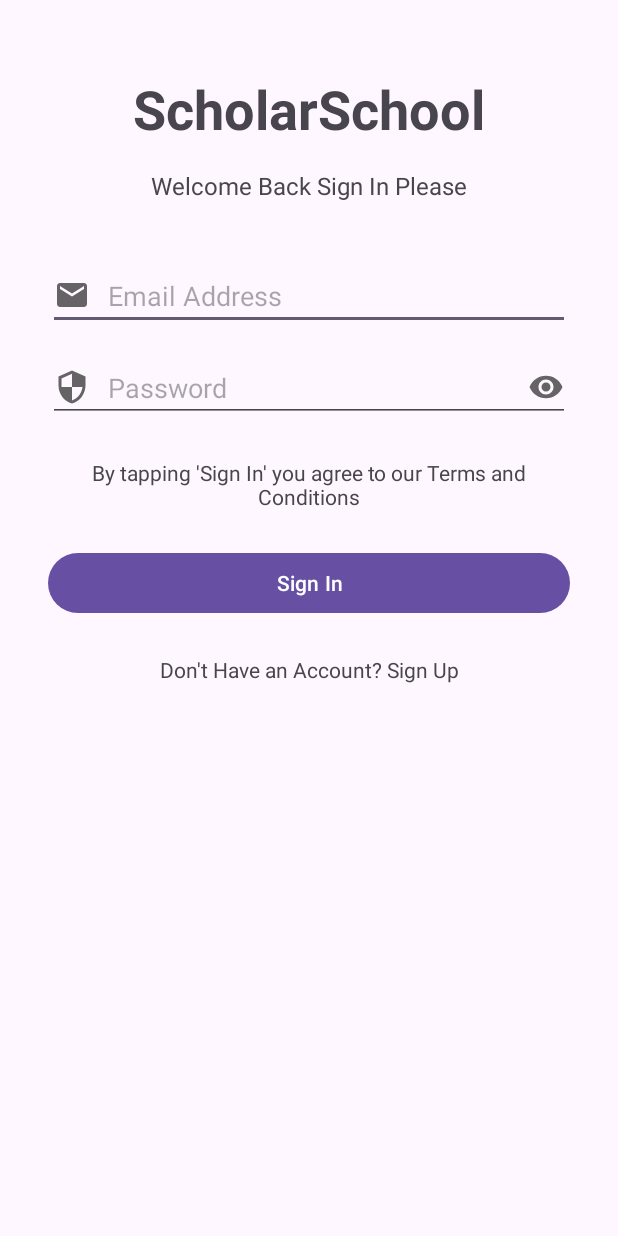
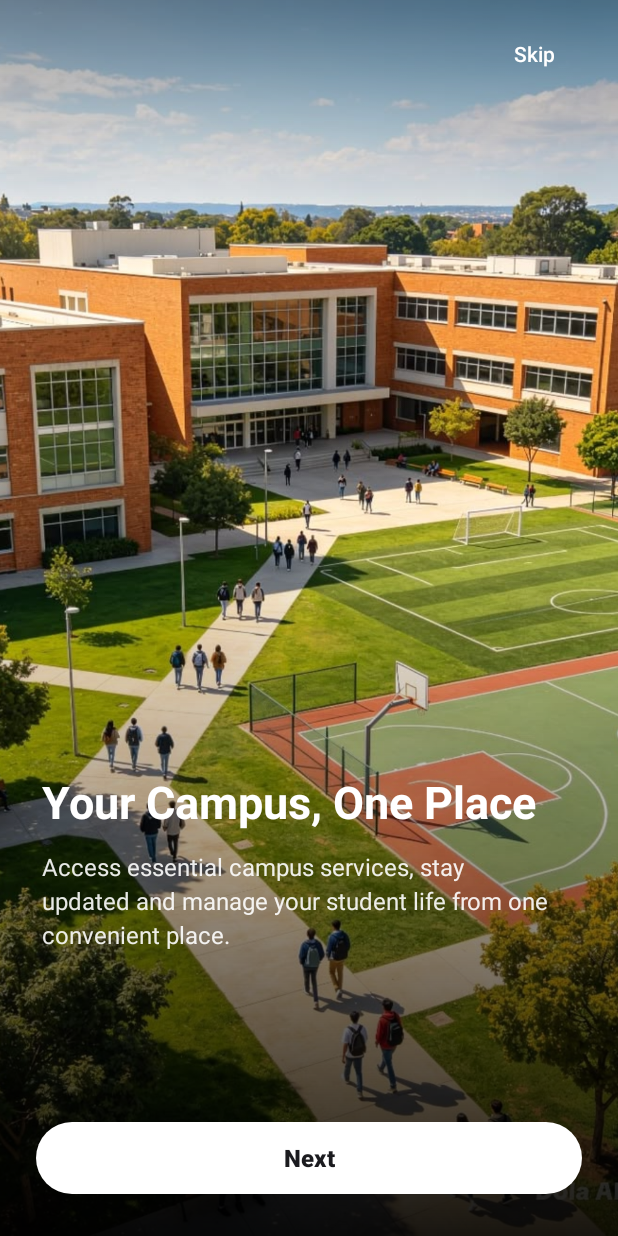
Before and after one commit to oliverokeyo/MobileScholarSchool, an Android app: the screen it shows after launch (SignInActivity before the commit, OnboardingActivity after it), on a phone screen of 412 x 824 dp. Run offline under Robolectric (Android 15) with nearby library versions, the phone set to English and light mode, and no system bars; our stand-ins replace Firebase (no records; nobody signed in at launch, a user with empty details on screens opened directly); 1 statement that could not run was skipped.

Commit message:
created an onboarding screen

```diff
--- a/app/src/main/java/com/example/mobilescholarschool/MainActivity.java
+++ /dev/null
@@ -1,24 +0,0 @@
-package com.example.mobilescholarschool;
-
-import android.os.Bundle;
-
-import androidx.activity.EdgeToEdge;
-import androidx.appcompat.app.AppCompatActivity;
-import androidx.core.graphics.Insets;
-import androidx.core.view.ViewCompat;
-import androidx.core.view.WindowInsetsCompat;
-
-public class MainActivity extends AppCompatActivity {
-
-    @Override
-    protected void onCreate(Bundle savedInstanceState) {
-        super.onCreate(savedInstanceState);
-        EdgeToEdge.enable(this);
-        setContentView(R.layout.activity_main);
-        ViewCompat.setOnApplyWindowInsetsListener(findViewById(R.id.main), (v, insets) -> {
-            Insets systemBars = insets.getInsets(WindowInsetsCompat.Type.systemBars());
-            v.setPadding(systemBars.left, systemBars.top, systemBars.right, systemBars.bottom);
-            return insets;
-        });
-    }
-}
--- /dev/null
+++ b/app/src/main/java/com/example/mobilescholarschool/Onboarding/OnboardingActivity.java
@@ -0,0 +1,159 @@
+package com.example.mobilescholarschool.Onboarding;
+
+import android.content.Intent;
+import android.os.Bundle;
+import android.view.View;
+import android.view.ViewGroup;
+
+import androidx.activity.OnBackPressedCallback;
+import androidx.appcompat.app.AppCompatActivity;
+import androidx.core.graphics.Insets;
+import androidx.core.view.ViewCompat;
+import androidx.core.view.WindowCompat;
+import androidx.core.view.WindowInsetsCompat;
+import androidx.viewpager2.widget.ViewPager2;
+
+import com.example.mobilescholarschool.R;
+import com.example.mobilescholarschool.SignIn.SignInActivity;
+import com.google.android.material.button.MaterialButton;
+import com.google.android.material.tabs.TabLayout;
+import com.google.android.material.tabs.TabLayoutMediator;
+
+import java.util.ArrayList;
+import java.util.List;
+
+public class OnboardingActivity extends AppCompatActivity {
+
+    private ViewPager2 viewPager;
+    private MaterialButton btnNext;
+    private MaterialButton btnSkip;
+    private int pageCount;
+
+    @Override
+    protected void onCreate(Bundle savedInstanceState) {
+        super.onCreate(savedInstanceState);
+
+        WindowCompat.enableEdgeToEdge(getWindow());
+        setContentView(R.layout.activity_onboarding);
+
+        // Photos sit behind the status bar, so use white status-bar icons.
+        WindowCompat.getInsetsController(getWindow(), getWindow().getDecorView())
+                .setAppearanceLightStatusBars(false);
+
+        viewPager = findViewById(R.id.viewPager);
+        btnNext = findViewById(R.id.btnNext);
+        btnSkip = findViewById(R.id.btnSkip);
+        TabLayout dotsIndicator = findViewById(R.id.dotsIndicator);
+        View bottomPanel = findViewById(R.id.bottomPanel);
+
+        applyWindowInsets(bottomPanel);
+
+        // 1) Data
+        List<OnboardingItem> items = buildPages();
+        pageCount = items.size();
+
+        // 2) Adapter
+        viewPager.setAdapter(new OnboardingAdapter(items));
+
+        // 3) Dots: TabLayoutMediator links one tab per page and keeps them in sync.
+        new TabLayoutMediator(dotsIndicator, viewPager, (tab, position) -> { }).attach();
+        for (int i = 0; i < dotsIndicator.getTabCount(); i++) {
+            TabLayout.Tab tab = dotsIndicator.getTabAt(i);
+            if (tab != null) {
+                tab.view.setClickable(false); // dots are display-only
+            }
+        }
+
+        // 4) React to swiping
+        viewPager.registerOnPageChangeCallback(new ViewPager2.OnPageChangeCallback() {
+            @Override
+            public void onPageSelected(int position) {
+                updateControls(position);
+            }
+        });
+        updateControls(0);
+
+        // 5) Buttons
+        btnNext.setOnClickListener(v -> {
+            int current = viewPager.getCurrentItem();
+            if (current < pageCount - 1) {
+                viewPager.setCurrentItem(current + 1, true);
+            } else {
+                openSignIn();
+            }
+        });
+        btnSkip.setOnClickListener(v -> openSignIn());
+
+        // 6) Back button goes to the previous page before leaving the app
+        getOnBackPressedDispatcher().addCallback(this, new OnBackPressedCallback(true) {
+            @Override
+            public void handleOnBackPressed() {
+                int current = viewPager.getCurrentItem();
+                if (current > 0) {
+                    viewPager.setCurrentItem(current - 1, true);
+                } else {
+                    setEnabled(false);
+                    getOnBackPressedDispatcher().onBackPressed();
+                }
+            }
+        });
+    }
+
+    /** The content of every page lives here: add a line to add a page. */
+    private List<OnboardingItem> buildPages() {
+        List<OnboardingItem> items = new ArrayList<>();
+        items.add(new OnboardingItem(
+                R.drawable.onboarding_campus,
+                R.string.onboarding_title_campus,
+                R.string.onboarding_desc_campus));
+        items.add(new OnboardingItem(
+                R.drawable.onboarding_library,
+                R.string.onboarding_title_library,
+                R.string.onboarding_desc_library));
+        items.add(new OnboardingItem(
+                R.drawable.onboarding_hostel,
+                R.string.onboarding_title_hostel,
+                R.string.onboarding_desc_hostel));
+        return items;
+    }
+
+    /** Last page: "Get Started" and no Skip. Other pages: "Next" and Skip. */
+    private void updateControls(int position) {
+        boolean isLast = position == pageCount - 1;
+        btnNext.setText(isLast ? R.string.onboarding_get_started : R.string.onboarding_next);
+        btnSkip.setVisibility(isLast ? View.INVISIBLE : View.VISIBLE);
+    }
+
+    /**
+     * Edge-to-edge means our UI draws under the status and navigation bars.
+     * We push ONLY the controls clear of the bars, so the photos stay full-bleed.
+     */
+    private void applyWindowInsets(View bottomPanel) {
+        final int skipBaseTop = ((ViewGroup.MarginLayoutParams) btnSkip.getLayoutParams()).topMargin;
+        final int panelLeft = bottomPanel.getPaddingLeft();
+        final int panelTop = bottomPanel.getPaddingTop();
+        final int panelRight = bottomPanel.getPaddingRight();
+        final int panelBottom = bottomPanel.getPaddingBottom();
+
+        ViewCompat.setOnApplyWindowInsetsListener(findViewById(R.id.main), (v, insets) -> {
+            Insets bars = insets.getInsets(WindowInsetsCompat.Type.systemBars());
+
+            ViewGroup.MarginLayoutParams skipParams =
+                    (ViewGroup.MarginLayoutParams) btnSkip.getLayoutParams();
+            skipParams.topMargin = skipBaseTop + bars.top;
+            btnSkip.setLayoutParams(skipParams);
+
+            bottomPanel.setPadding(
+                    panelLeft + bars.left,
+                    panelTop,
+                    panelRight + bars.right,
+                    panelBottom + bars.bottom);
+            return insets;
+        });
+    }
+
+    private void openSignIn() {
+        startActivity(new Intent(this, SignInActivity.class));
+        finish(); // remove onboarding from the back stack
+    }
+}
--- /dev/null
+++ b/app/src/main/java/com/example/mobilescholarschool/Onboarding/OnboardingAdapter.java
@@ -0,0 +1,64 @@
+package com.example.mobilescholarschool.Onboarding;
+
+import android.view.LayoutInflater;
+import android.view.View;
+import android.view.ViewGroup;
+import android.widget.ImageView;
+import android.widget.TextView;
+
+import androidx.annotation.NonNull;
+import androidx.recyclerview.widget.RecyclerView;
+
+import com.example.mobilescholarschool.R;
+
+import java.util.List;
+
+/**
+ * Feeds the ViewPager2 its pages. ViewPager2 is built on RecyclerView,
+ * so this is a normal RecyclerView.Adapter where each "row" is a full screen.
+ */
+public class OnboardingAdapter extends RecyclerView.Adapter<OnboardingAdapter.PageViewHolder> {
+
+    private final List<OnboardingItem> items;
+
+    public OnboardingAdapter(List<OnboardingItem> items) {
+        this.items = items;
+    }
+
+    // Called when a NEW page view must be created: inflate the XML once.
+    @NonNull
+    @Override
+    public PageViewHolder onCreateViewHolder(@NonNull ViewGroup parent, int viewType) {
+        View view = LayoutInflater.from(parent.getContext())
+                .inflate(R.layout.item_onboarding_page, parent, false);
+        return new PageViewHolder(view);
+    }
+
+    // Called every time a page is shown: fill it with that page's data.
+    @Override
+    public void onBindViewHolder(@NonNull PageViewHolder holder, int position) {
+        OnboardingItem item = items.get(position);
+        holder.image.setImageResource(item.getImageRes());
+        holder.title.setText(item.getTitleRes());
+        holder.description.setText(item.getDescriptionRes());
+    }
+
+    @Override
+    public int getItemCount() {
+        return items.size();
+    }
+
+    // Holds references to the views so findViewById runs once, not on every swipe.
+    static class PageViewHolder extends RecyclerView.ViewHolder {
+        final ImageView image;
+        final TextView title;
+        final TextView description;
+
+        PageViewHolder(@NonNull View itemView) {
+            super(itemView);
+            image = itemView.findViewById(R.id.imgOnboarding);
+            title = itemView.findViewById(R.id.txtTitle);
+            description = itemView.findViewById(R.id.txtDescription);
+        }
+    }
+}
--- /dev/null
+++ b/app/src/main/java/com/example/mobilescholarschool/Onboarding/OnboardingItem.java
@@ -0,0 +1,42 @@
+package com.example.mobilescholarschool.Onboarding;
+
+import androidx.annotation.DrawableRes;
+import androidx.annotation.StringRes;
+
+/**
+ * Plain data holder for ONE onboarding page.
+ * It stores resource IDs (not the text/image itself) so Android can still
+ * pick the right language and screen density automatically.
+ */
+public class OnboardingItem {
+
+    @DrawableRes
+    private final int imageRes;
+    @StringRes
+    private final int titleRes;
+    @StringRes
+    private final int descriptionRes;
+
+    public OnboardingItem(@DrawableRes int imageRes,
+                          @StringRes int titleRes,
+                          @StringRes int descriptionRes) {
+        this.imageRes = imageRes;
+        this.titleRes = titleRes;
+        this.descriptionRes = descriptionRes;
+    }
+
+    @DrawableRes
+    public int getImageRes() {
+        return imageRes;
+    }
+
+    @StringRes
+    public int getTitleRes() {
+        return titleRes;
+    }
+
+    @StringRes
+    public int getDescriptionRes() {
+        return descriptionRes;
+    }
+}
--- a/app/src/main/java/com/example/mobilescholarschool/Splash/SplashActivity.java
+++ b/app/src/main/java/com/example/mobilescholarschool/Splash/SplashActivity.java
@@ -11,8 +11,10 @@ import androidx.core.graphics.Insets;
 import androidx.core.view.ViewCompat;
 import androidx.core.view.WindowInsetsCompat;
 
+import com.example.mobilescholarschool.HomeTab.HomeActivity;
+import com.example.mobilescholarschool.Onboarding.OnboardingActivity;
 import com.example.mobilescholarschool.R;
-import com.example.mobilescholarschool.SignIn.SignInActivity;
+import com.google.firebase.auth.FirebaseAuth;
 
 public class SplashActivity extends AppCompatActivity {
 
@@ -22,8 +24,16 @@ public class SplashActivity extends AppCompatActivity {
     private final Handler handler = new Handler(Looper.getMainLooper());
 
     // The job to run after the delay. Kept in a field so onDestroy can cancel it.
-    private final Runnable openSignIn = () -> {
-        Intent intent = new Intent(SplashActivity.this, SignInActivity.class);
+    private final Runnable openNextScreen = () -> {
+        // Firebase remembers the session on the device: null means nobody is signed in.
+        boolean isLoggedIn = FirebaseAuth.getInstance().getCurrentUser() != null;
+
+        // Logged out -> onboarding every launch. Logged in -> straight to Home.
+        Class<?> destination = isLoggedIn
+                ? HomeActivity.class
+                : OnboardingActivity.class;
+
+        Intent intent = new Intent(SplashActivity.this, destination);
         startActivity(intent);
         finish();   // remove the splash from the back stack so Back can't return to it
     };
@@ -39,13 +49,13 @@ public class SplashActivity extends AppCompatActivity {
             return insets;
         });
 
-        handler.postDelayed(openSignIn, SPLASH_DELAY_MS);
+        handler.postDelayed(openNextScreen, SPLASH_DELAY_MS);
     }
 
     @Override
     protected void onDestroy() {
         super.onDestroy();
-        // If the splash closes early (rotation, user leaves), cancel the waiting job so it can't later open a second Sign In screen.
-        handler.removeCallbacks(openSignIn);
+        // If the splash closes early (rotation, user leaves), cancel the waiting job so it can't later open a second screen.
+        handler.removeCallbacks(openNextScreen);
     }
 }
--- /dev/null
+++ b/app/src/main/res/drawable/dot_default.xml
@@ -0,0 +1,11 @@
+<?xml version="1.0" encoding="utf-8"?>
+<inset xmlns:android="http://schemas.android.com/apk/res/android"
+    android:insetLeft="4dp"
+    android:insetRight="4dp">
+    <shape android:shape="oval">
+        <size
+            android:width="8dp"
+            android:height="8dp" />
+        <solid android:color="@color/onboarding_dot_default" />
+    </shape>
+</inset>
--- /dev/null
+++ b/app/src/main/res/drawable/dot_selected.xml
@@ -0,0 +1,12 @@
+<?xml version="1.0" encoding="utf-8"?>
+<inset xmlns:android="http://schemas.android.com/apk/res/android"
+    android:insetLeft="4dp"
+    android:insetRight="4dp">
+    <shape android:shape="rectangle">
+        <size
+            android:width="24dp"
+            android:height="8dp" />
+        <corners android:radius="4dp" />
+        <solid android:color="@color/onboarding_dot_selected" />
+    </shape>
+</inset>
--- /dev/null
+++ b/app/src/main/res/drawable/onboarding_scrim_bottom.xml
@@ -0,0 +1,9 @@
+<?xml version="1.0" encoding="utf-8"?>
+<!-- angle 90 = gradient runs bottom -> top, so startColor sits at the bottom -->
+<shape xmlns:android="http://schemas.android.com/apk/res/android">
+    <gradient
+        android:angle="90"
+        android:startColor="@color/onboarding_scrim_dark"
+        android:centerColor="@color/onboarding_scrim_mid"
+        android:endColor="@color/onboarding_scrim_clear" />
+</shape>
--- /dev/null
+++ b/app/src/main/res/drawable/onboarding_scrim_top.xml
@@ -0,0 +1,8 @@
+<?xml version="1.0" encoding="utf-8"?>
+<!-- angle 270 = gradient runs top -> bottom, so startColor sits at the top -->
+<shape xmlns:android="http://schemas.android.com/apk/res/android">
+    <gradient
+        android:angle="270"
+        android:startColor="@color/onboarding_scrim_mid"
+        android:endColor="@color/onboarding_scrim_clear" />
+</shape>
--- /dev/null
+++ b/app/src/main/res/drawable/tab_indicator_selector.xml
@@ -0,0 +1,5 @@
+<?xml version="1.0" encoding="utf-8"?>
+<selector xmlns:android="http://schemas.android.com/apk/res/android">
+    <item android:drawable="@drawable/dot_selected" android:state_selected="true" />
+    <item android:drawable="@drawable/dot_default" />
+</selector>
--- a/app/src/main/res/layout/activity_main.xml
+++ /dev/null
@@ -1,19 +0,0 @@
-<?xml version="1.0" encoding="utf-8"?>
-<androidx.constraintlayout.widget.ConstraintLayout xmlns:android="http://schemas.android.com/apk/res/android"
-    xmlns:app="http://schemas.android.com/apk/res-auto"
-    xmlns:tools="http://schemas.android.com/tools"
-    android:id="@+id/main"
-    android:layout_width="match_parent"
-    android:layout_height="match_parent"
-    tools:context=".MainActivity">
-
-    <TextView
-        android:layout_width="wrap_content"
-        android:layout_height="wrap_content"
-        android:text="Hello World!"
-        app:layout_constraintBottom_toBottomOf="parent"
-        app:layout_constraintEnd_toEndOf="parent"
-        app:layout_constraintStart_toStartOf="parent"
-        app:layout_constraintTop_toTopOf="parent" />
-
-</androidx.constraintlayout.widget.ConstraintLayout>
--- /dev/null
+++ b/app/src/main/res/layout/activity_onboarding.xml
@@ -0,0 +1,81 @@
+<?xml version="1.0" encoding="utf-8"?>
+<androidx.constraintlayout.widget.ConstraintLayout xmlns:android="http://schemas.android.com/apk/res/android"
+    xmlns:app="http://schemas.android.com/apk/res-auto"
+    xmlns:tools="http://schemas.android.com/tools"
+    android:id="@+id/main"
+    android:layout_width="match_parent"
+    android:layout_height="match_parent"
+    tools:context=".Onboarding.OnboardingActivity">
+
+    <!-- The swipeable pages -->
+    <androidx.viewpager2.widget.ViewPager2
+        android:id="@+id/viewPager"
+        android:layout_width="0dp"
+        android:layout_height="0dp"
+        app:layout_constraintBottom_toBottomOf="parent"
+        app:layout_constraintEnd_toEndOf="parent"
+        app:layout_constraintStart_toStartOf="parent"
+        app:layout_constraintTop_toTopOf="parent" />
+
+    <!-- Soft dark fade behind the status bar and Skip button -->
+    <View
+        android:layout_width="0dp"
+        android:layout_height="140dp"
+        android:background="@drawable/onboarding_scrim_top"
+        app:layout_constraintEnd_toEndOf="parent"
+        app:layout_constraintStart_toStartOf="parent"
+        app:layout_constraintTop_toTopOf="parent" />
+
+    <com.google.android.material.button.MaterialButton
+        android:id="@+id/btnSkip"
+        style="@style/Widget.Material3.Button.TextButton"
+        android:layout_width="wrap_content"
+        android:layout_height="wrap_content"
+        android:layout_marginTop="12dp"
+        android:layout_marginEnd="12dp"
+        android:text="@string/onboarding_skip"
+        android:textColor="@color/onboarding_text_primary"
+        app:layout_constraintEnd_toEndOf="parent"
+        app:layout_constraintTop_toTopOf="parent" />
+
+    <!-- Dots + main button, pinned to the bottom -->
+    <LinearLayout
+        android:id="@+id/bottomPanel"
+        android:layout_width="0dp"
+        android:layout_height="wrap_content"
+        android:orientation="vertical"
+        android:paddingStart="24dp"
+        android:paddingTop="16dp"
+        android:paddingEnd="24dp"
+        android:paddingBottom="24dp"
+        app:layout_constraintBottom_toBottomOf="parent"
+        app:layout_constraintEnd_toEndOf="parent"
+        app:layout_constraintStart_toStartOf="parent">
+
+        <com.google.android.material.tabs.TabLayout
+            android:id="@+id/dotsIndicator"
+            android:layout_width="match_parent"
+            android:layout_height="wrap_content"
+            android:background="@android:color/transparent"
+            app:tabBackground="@drawable/tab_indicator_selector"
+            app:tabGravity="center"
+            app:tabIndicatorHeight="0dp"
+            app:tabMinWidth="0dp"
+            app:tabPaddingEnd="0dp"
+            app:tabPaddingStart="0dp"
+            app:tabRippleColor="@android:color/transparent" />
+
+        <com.google.android.material.button.MaterialButton
+            android:id="@+id/btnNext"
+            android:layout_width="match_parent"
+            android:layout_height="56dp"
+            android:layout_marginTop="20dp"
+            android:text="@string/onboarding_next"
+            android:textColor="@color/onboarding_button_text"
+            android:textSize="16sp"
+            android:textStyle="bold"
+            app:backgroundTint="@color/onboarding_button_bg"
+            app:cornerRadius="28dp" />
+    </LinearLayout>
+
+</androidx.constraintlayout.widget.ConstraintLayout>
--- /dev/null
+++ b/app/src/main/res/layout/item_onboarding_page.xml
@@ -0,0 +1,48 @@
+<?xml version="1.0" encoding="utf-8"?>
+<FrameLayout xmlns:android="http://schemas.android.com/apk/res/android"
+    android:layout_width="match_parent"
+    android:layout_height="match_parent">
+
+    <!-- Full-bleed photo -->
+    <ImageView
+        android:id="@+id/imgOnboarding"
+        android:layout_width="match_parent"
+        android:layout_height="match_parent"
+        android:importantForAccessibility="no"
+        android:scaleType="centerCrop" />
+
+    <!-- Dark fade so white text stays readable on any photo -->
+    <View
+        android:layout_width="match_parent"
+        android:layout_height="460dp"
+        android:layout_gravity="bottom"
+        android:background="@drawable/onboarding_scrim_bottom" />
+
+    <!-- Text block, lifted above the dots and button (they live in the Activity layout) -->
+    <LinearLayout
+        android:layout_width="match_parent"
+        android:layout_height="wrap_content"
+        android:layout_gravity="bottom"
+        android:orientation="vertical"
+        android:paddingStart="28dp"
+        android:paddingEnd="28dp"
+        android:paddingBottom="190dp">
+
+        <TextView
+            android:id="@+id/txtTitle"
+            android:layout_width="match_parent"
+            android:layout_height="wrap_content"
+            android:textColor="@color/onboarding_text_primary"
+            android:textSize="30sp"
+            android:textStyle="bold" />
+
+        <TextView
+            android:id="@+id/txtDescription"
+            android:layout_width="match_parent"
+            android:layout_height="wrap_content"
+            android:layout_marginTop="12dp"
+            android:lineSpacingExtra="4dp"
+            android:textColor="@color/onboarding_text_secondary"
+            android:textSize="16sp" />
+    </LinearLayout>
+</FrameLayout>
--- /dev/null
+++ b/app/src/main/res/values/onboarding_colors.xml
@@ -0,0 +1,12 @@
+<?xml version="1.0" encoding="utf-8"?>
+<resources>
+    <color name="onboarding_scrim_dark">#E6000000</color>
+    <color name="onboarding_scrim_mid">#66000000</color>
+    <color name="onboarding_scrim_clear">#00000000</color>
+    <color name="onboarding_text_primary">#FFFFFF</color>
+    <color name="onboarding_text_secondary">#E6FFFFFF</color>
+    <color name="onboarding_dot_default">#80FFFFFF</color>
+    <color name="onboarding_dot_selected">#FFFFFF</color>
+    <color name="onboarding_button_bg">#FFFFFF</color>
+    <color name="onboarding_button_text">#1B1B1F</color>
+</resources>
--- a/app/src/main/res/values/strings.xml
+++ b/app/src/main/res/values/strings.xml
@@ -116,4 +116,15 @@
     <string name="error_amount_invalid">Enter a whole number of 1 or more</string>
     <string name="error_student_no_required">Enter your student number</string>
     <string name="toast_enter_mpesa_pin">Enter your M-PESA PIN</string>
+
+    <!-- Onboarding screen -->
+    <string name="onboarding_skip">Skip</string>
+    <string name="onboarding_next">Next</string>
+    <string name="onboarding_get_started">Get Started</string>
+    <string name="onboarding_title_campus">Your Campus, One Place</string>
+    <string name="onboarding_desc_campus">Access essential campus services, stay updated and manage your student life from one convenient place.</string>
+    <string name="onboarding_title_library">Your library, anywhere</string>
+    <string name="onboarding_desc_library">Discover books, request resources and manage your borrowing activities with ease.</string>
+    <string name="onboarding_title_hostel">Find Your Space</string>
+    <string name="onboarding_desc_hostel">Explore available accommodation, discover suitable rooms and make your hostel arrangements effortlessly.</string>
 </resources>
```
Also changed, not shown: app/src/main/AndroidManifest.xml (+4 -4 lines), app/src/main/res/drawable/onboarding_campus.png (added), app/src/main/res/drawable/onboarding_hostel.png (added), 1 other file.
